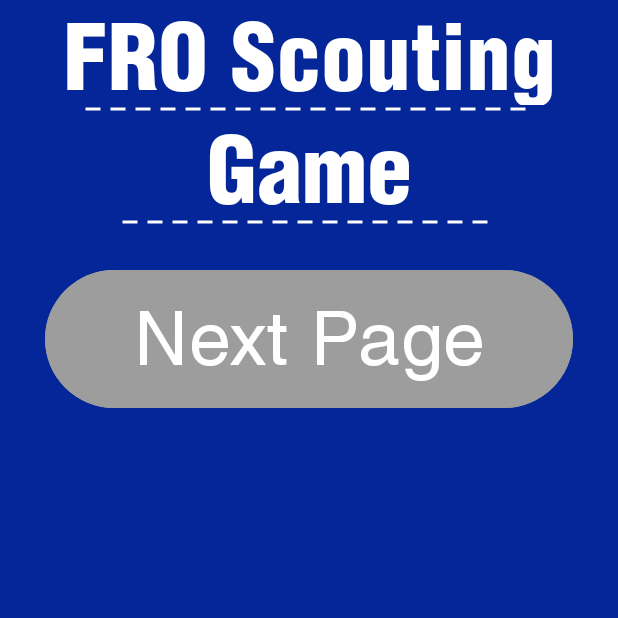
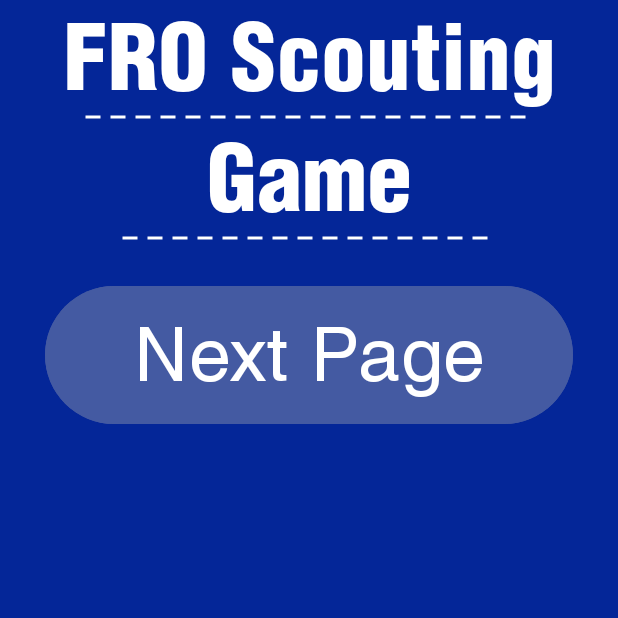
Before and after one commit to MintyLuve/Game-FRO-Scouting, an Android app: the screen it shows after launch (MainActivity), on a phone screen of 412 x 824 dp, the top half of it. Run offline under Robolectric (Android 15) with nearby library versions, the phone set to English and light mode, and no system bars.

Commit message:
minimized warnings

```diff
--- a/app/src/main/res/layout/activity_auto.xml
+++ b/app/src/main/res/layout/activity_auto.xml
@@ -1,6 +1,5 @@
 <?xml version="1.0" encoding="utf-8"?>
 <LinearLayout xmlns:android="http://schemas.android.com/apk/res/android"
-    xmlns:app="http://schemas.android.com/apk/res-auto"
     xmlns:tools="http://schemas.android.com/tools"
     android:layout_width="match_parent"
     android:layout_height="match_parent"
@@ -10,7 +9,7 @@
 
     <TextView
         android:layout_width="match_parent"
-        android:layout_height="70dp"
+        android:layout_height="wrap_content"
         android:text="@string/auto_header"
         style="@style/header_text_dark"/>
     <ImageView
@@ -18,6 +17,7 @@
         android:layout_height="5dp"
         android:background="@drawable/dotted_line_dark"
         android:layout_gravity="center_horizontal"
+        android:contentDescription="@string/content_desc"
         />
 
     <LinearLayout
--- a/app/src/main/res/layout/activity_main.xml
+++ b/app/src/main/res/layout/activity_main.xml
@@ -1,6 +1,5 @@
 <?xml version="1.0" encoding="utf-8"?>
 <LinearLayout xmlns:android="http://schemas.android.com/apk/res/android"
-    xmlns:app="http://schemas.android.com/apk/res-auto"
     xmlns:tools="http://schemas.android.com/tools"
     android:layout_width="match_parent"
     android:layout_height="match_parent"
@@ -10,24 +9,26 @@
 
     <TextView
         android:layout_width="match_parent"
-        android:layout_height="70dp"
+        android:layout_height="wrap_content"
         android:text="@string/main_header"
         style="@style/header_text_light"/>
     <ImageView
         android:layout_width="300dp"
         android:layout_height="5dp"
         android:background="@drawable/dotted_line_light"
+        android:contentDescription="@string/content_desc"
         android:layout_gravity="center_horizontal"
         />
     <TextView
         android:layout_width="match_parent"
-        android:layout_height="70dp"
+        android:layout_height="wrap_content"
         android:text="@string/game_text"
         style="@style/header_text_light"/>
     <ImageView
         android:layout_width="250dp"
         android:layout_height="5dp"
         android:background="@drawable/dotted_line_light"
+        android:contentDescription="@string/content_desc"
         android:layout_gravity="center_horizontal"
         />
 
@@ -42,11 +43,11 @@
 
         <Button
             android:id="@+id/button1"
-            android:layout_width="300dp"
+            android:layout_width="0dp"
             android:layout_height="100dp"
             android:layout_weight="2"
-            android:backgroundTint="@color/outlineGrey"
-            android:text="Next Page"
+            android:backgroundTint="@color/darkBlue"
+            android:text="@string/temp_string"
             android:textSize="50sp"
             android:fontFamily="@font/helvetica"
             android:textColor="@color/white"/>
--- a/app/src/main/res/values/strings.xml
+++ b/app/src/main/res/values/strings.xml
@@ -1,7 +1,9 @@
 <resources>
     <string name="app_name">Game FRO Scouting</string>
+    <string name="content_desc">content desc</string>
     <string name="default_text">Empty\nBox</string>
-    <string name="main_header">FRO Scouting\nGame</string>
+    <string name="main_header">FRO Scouting</string>
     <string name="game_text">Game</string>
     <string name="auto_header">Auto</string>
+    <string name="temp_string">Next Page</string>
 </resources>
```
